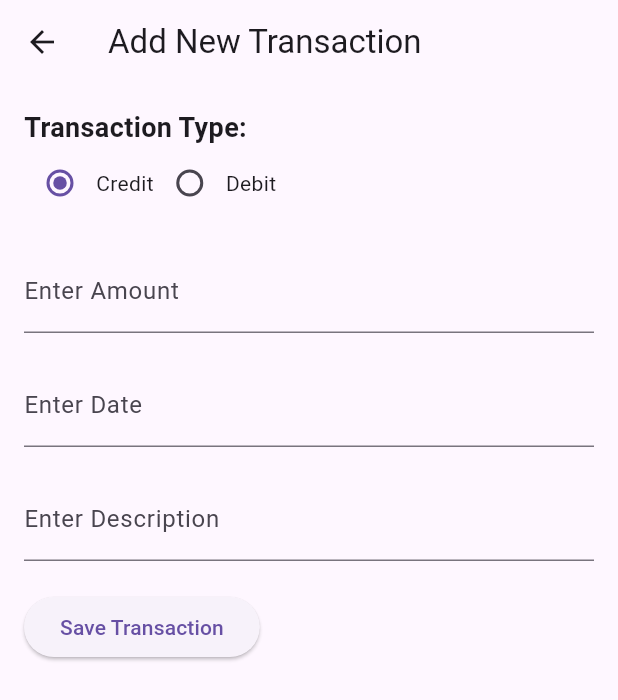
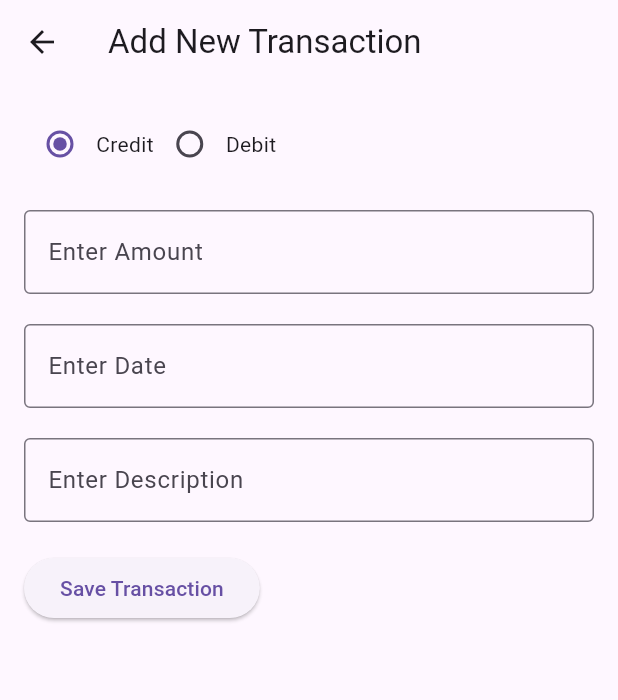
Before and after one commit to Muhammad-ali234/Petrol_Pump_Management_System, a Flutter app: the CreditDebitScreen screen opened by its route, after a tap on "Add New Transaction", on a phone screen of 412 x 824 dp. Shown: the top 700 px of the screen. Run offline on Flutter 3.47's test engine with Material 3 defaults, Android fonts, the phone set to English and light mode, and no system bars; our stand-ins replace responsive_builder; missing offline and left inert: staggered_grid_view_flutter.

Commit message:
add web view transaction screen

```diff
--- a/lib/Screens/Pump Screens/add_new_transaction.dart
+++ b/lib/Screens/Pump Screens/add_new_transaction.dart
@@ -1,5 +1,6 @@
 import 'package:flutter/material.dart';
 import 'package:petrol_pump/Screens/Pump%20Screens/credit_debit_screen.dart';
+import 'package:responsive_builder/responsive_builder.dart';
 
 class AddTransactionScreen extends StatefulWidget {
   const AddTransactionScreen({Key? key}) : super(key: key);
@@ -21,16 +22,77 @@ class _AddTransactionScreenState extends State<AddTransactionScreen> {
       appBar: AppBar(
         title: const Text('Add New Transaction'),
       ),
-      body: Padding(
+      body: ResponsiveBuilder(
+        builder: (context, sizingInformation) {
+          if (sizingInformation.isMobile) {
+            return _buildMobileLayout();
+          } else {
+            return _buildWebLayout();
+          }
+        },
+      ),
+    );
+  }
+
+  Widget _buildMobileLayout() {
+    return Padding(
       padding: const EdgeInsets.all(16.0),
       child: Column(
         crossAxisAlignment: CrossAxisAlignment.start,
         children: [
-            const Text(
-              'Transaction Type:',
-              style: TextStyle(fontSize: 18, fontWeight: FontWeight.bold),
+          _buildTransactionTypeRow(),
+          const SizedBox(height: 20),
+          _buildAmountTextField(),
+          const SizedBox(height: 20),
+          _buildDateTextField(),
+          const SizedBox(height: 20),
+          _buildDescriptionTextField(),
+          const SizedBox(height: 20),
+          _buildSaveTransactionButton(),
+        ],
       ),
-            Row(
+    );
+  }
+
+  Widget _buildWebLayout() {
+    return Center(
+      child: Container(
+        width: 400,
+        padding: const EdgeInsets.all(20),
+        decoration: BoxDecoration(
+          color: Colors.white,
+          borderRadius: BorderRadius.circular(10),
+          boxShadow: [
+            BoxShadow(
+              color: Colors.grey.withOpacity(0.5),
+              spreadRadius: 2,
+              blurRadius: 5,
+              offset: const Offset(0, 3),
+            ),
+          ],
+        ),
+        child: SingleChildScrollView(
+          child: Column(
+            crossAxisAlignment: CrossAxisAlignment.start,
+            children: [
+              _buildTransactionTypeRow(),
+              const SizedBox(height: 20),
+              _buildAmountTextField(),
+              const SizedBox(height: 20),
+              _buildDateTextField(),
+              const SizedBox(height: 20),
+              _buildDescriptionTextField(),
+              const SizedBox(height: 20),
+              _buildSaveTransactionButton(),
+            ],
+          ),
+        ),
+      ),
+    );
+  }
+
+  Widget _buildTransactionTypeRow() {
+    return Row(
       children: [
         Radio(
           value: TransactionType.credit,
@@ -53,36 +115,49 @@ class _AddTransactionScreenState extends State<AddTransactionScreen> {
         ),
         const Text('Debit'),
       ],
-            ),
-            const SizedBox(height: 20),
-            TextField(
+    );
+  }
+
+  Widget _buildAmountTextField() {
+    return TextField(
       controller: amountController,
       keyboardType: TextInputType.number,
-              decoration: const InputDecoration(labelText: 'Enter Amount'),
+      decoration: const InputDecoration(
+        labelText: 'Enter Amount',
+        border: OutlineInputBorder(),
       ),
-            const SizedBox(height: 20),
-            TextField(
+    );
+  }
+
+  Widget _buildDateTextField() {
+    return TextField(
       controller: dateController,
       keyboardType: TextInputType.text,
-              decoration: const InputDecoration(labelText: 'Enter Date'),
+      decoration: const InputDecoration(
+        labelText: 'Enter Date',
+        border: OutlineInputBorder(),
       ),
-            const SizedBox(height: 20),
-            TextField(
+    );
+  }
+
+  Widget _buildDescriptionTextField() {
+    return TextField(
       controller: descriptionController,
       keyboardType: TextInputType.text,
-              decoration: const InputDecoration(labelText: 'Enter Description'),
+      decoration: const InputDecoration(
+        labelText: 'Enter Description',
+        border: OutlineInputBorder(),
       ),
-            const SizedBox(height: 20),
-            ElevatedButton(
+    );
+  }
+
+  Widget _buildSaveTransactionButton() {
+    return ElevatedButton(
       onPressed: () {
         _saveTransaction();
         Navigator.pop(context, _createNewTransaction());
       },
       child: const Text('Save Transaction'),
-            ),
-          ],
-        ),
-      ),
     );
   }
 
--- a/lib/Screens/Pump Screens/credit_debit_screen.dart
+++ b/lib/Screens/Pump Screens/credit_debit_screen.dart
@@ -248,7 +248,9 @@ class TransactionCard extends StatelessWidget {
   @override
   Widget build(BuildContext context) {
     return Card(
-      color: Colors.orange[400],
+      color: transaction.type == TransactionType.credit
+          ? Colors.green[100]
+          : Colors.red[100],
       margin: const EdgeInsets.symmetric(horizontal: 16.0, vertical: 8.0),
       elevation: 4.0,
       child: ListTile(
@@ -256,10 +258,12 @@ class TransactionCard extends StatelessWidget {
         title: Text(
           transaction.type == TransactionType.credit ? 'Credit' : 'Debit',
           style: TextStyle(
-              color: transaction.type == TransactionType.credit
-                  ? Colors.green
-                  : Colors.red,
-              fontSize: 20),
+            color: transaction.type == TransactionType.credit
+                ? Colors.green
+                : Colors.red,
+            fontSize: 20,
+            fontWeight: FontWeight.bold,
+          ),
         ),
         subtitle: Column(
           crossAxisAlignment: CrossAxisAlignment.start,
```
Lines whose indentation alone changed are shown as unchanged.
